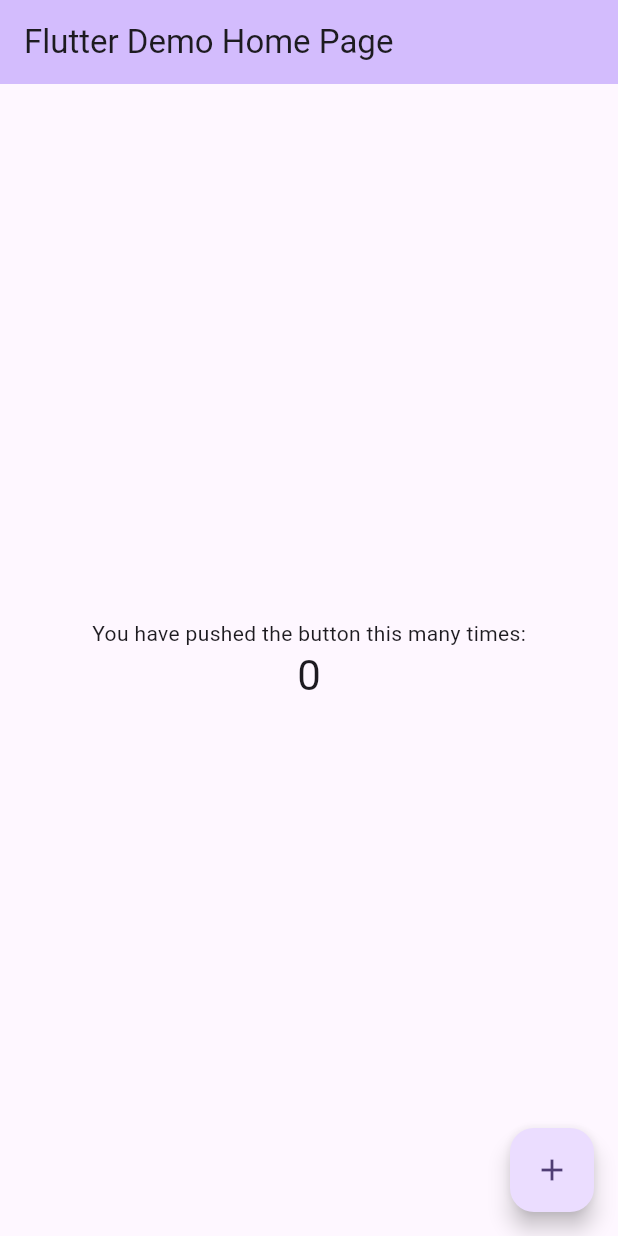
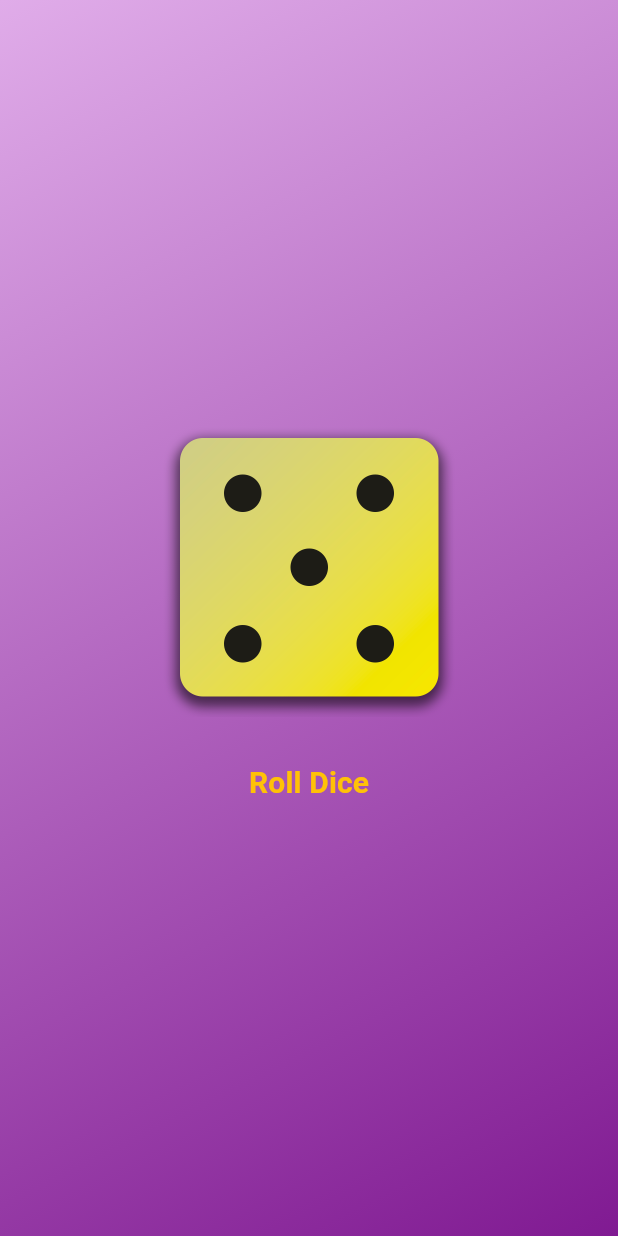
Before and after one commit to Aung-Thu-Hein/flutter_projects, a Flutter app: the screen it shows after launch, on a phone screen of 412 x 824 dp. Run offline on Flutter 3.47's test engine with Material 3 defaults, Android fonts, the phone set to English and light mode, and no system bars.

Commit message:
feat: add dice roller

```diff
--- /dev/null
+++ b/dice_roller/lib/app_container.dart
@@ -0,0 +1,25 @@
+import 'package:dice_roller/dice_roller.dart';
+import 'package:flutter/material.dart';
+
+class AppContainer extends StatelessWidget {
+  const AppContainer({super.key});
+
+  @override
+  Widget build(BuildContext context) {
+    return Container(
+      decoration: BoxDecoration(
+        gradient: LinearGradient(
+          colors: [
+            const Color.fromARGB(255, 224, 172, 233),
+            const Color.fromARGB(255, 128, 26, 146),
+          ],
+          begin: AlignmentGeometry.topLeft,
+          end: AlignmentGeometry.bottomRight,
+        ),
+      ),
+      child: const Center(
+        child: DiceRoller()
+      ),
+    );
+  }
+}
--- /dev/null
+++ b/dice_roller/lib/dice_roller.dart
@@ -0,0 +1,40 @@
+import 'dart:math';
+
+import 'package:flutter/material.dart';
+
+final randomizer = Random();
+
+class DiceRoller extends StatefulWidget {
+  const DiceRoller({super.key});
+
+  @override
+  State<DiceRoller> createState() => _DiceRollerState();
+}
+
+class _DiceRollerState extends State<DiceRoller> {
+  int currentDiceRoll = randomizer.nextInt(6) + 1;
+
+  void rollDice() {
+    setState(() {
+      currentDiceRoll = randomizer.nextInt(6) + 1;
+    });
+  }
+
+  @override
+  Widget build(BuildContext context) {
+    return Column(
+      mainAxisSize: MainAxisSize.min,
+      children: [
+        Image.asset('assets/images/dice-$currentDiceRoll.png', width: 200),
+        const SizedBox(height: 20),
+        TextButton(
+          onPressed: rollDice,
+          child: Text(
+            'Roll Dice',
+            style: TextStyle(fontSize: 20, fontWeight: FontWeight.bold, color: Colors.amber),
+          ),
+        ),
+      ],
+    );
+  }
+}
--- a/dice_roller/lib/main.dart
+++ b/dice_roller/lib/main.dart
@@ -1,122 +1,12 @@
+import 'package:dice_roller/app_container.dart';
 import 'package:flutter/material.dart';
 
 void main() {
-  runApp(const MyApp());
+  runApp(
+    const MaterialApp(
+      home: Scaffold(
+        body: AppContainer()
+      ),
+    ),
+  );
 }
-
-class MyApp extends StatelessWidget {
-  const MyApp({super.key});
-
-  // This widget is the root of your application.
-  @override
-  Widget build(BuildContext context) {
-    return MaterialApp(
-      title: 'Flutter Demo',
-      theme: ThemeData(
-        // This is the theme of your application.
-        //
-        // TRY THIS: Try running your application with "flutter run". You'll see
-        // the application has a purple toolbar. Then, without quitting the app,
-        // try changing the seedColor in the colorScheme below to Colors.green
-        // and then invoke "hot reload" (save your changes or press the "hot
-        // reload" button in a Flutter-supported IDE, or press "r" if you used
-        // the command line to start the app).
-        //
-        // Notice that the counter didn't reset back to zero; the application
-        // state is not lost during the reload. To reset the state, use hot
-        // restart instead.
-        //
-        // This works for code too, not just values: Most code changes can be
-        // tested with just a hot reload.
-        colorScheme: ColorScheme.fromSeed(seedColor: Colors.deepPurple),
-      ),
-      home: const MyHomePage(title: 'Flutter Demo Home Page'),
-    );
-  }
-}
-
-class MyHomePage extends StatefulWidget {
-  const MyHomePage({super.key, required this.title});
-
-  // This widget is the home page of your application. It is stateful, meaning
-  // that it has a State object (defined below) that contains fields that affect
-  // how it looks.
-
-  // This class is the configuration for the state. It holds the values (in this
-  // case the title) provided by the parent (in this case the App widget) and
-  // used by the build method of the State. Fields in a Widget subclass are
-  // always marked "final".
-
-  final String title;
-
-  @override
-  State<MyHomePage> createState() => _MyHomePageState();
-}
-
-class _MyHomePageState extends State<MyHomePage> {
-  int _counter = 0;
-
-  void _incrementCounter() {
-    setState(() {
-      // This call to setState tells the Flutter framework that something has
-      // changed in this State, which causes it to rerun the build method below
-      // so that the display can reflect the updated values. If we changed
-      // _counter without calling setState(), then the build method would not be
-      // called again, and so nothing would appear to happen.
-      _counter++;
-    });
-  }
-
-  @override
-  Widget build(BuildContext context) {
-    // This method is rerun every time setState is called, for instance as done
-    // by the _incrementCounter method above.
-    //
-    // The Flutter framework has been optimized to make rerunning build methods
-    // fast, so that you can just rebuild anything that needs updating rather
-    // than having to individually change instances of widgets.
-    return Scaffold(
-      appBar: AppBar(
-        // TRY THIS: Try changing the color here to a specific color (to
-        // Colors.amber, perhaps?) and trigger a hot reload to see the AppBar
-        // change color while the other colors stay the same.
-        backgroundColor: Theme.of(context).colorScheme.inversePrimary,
-        // Here we take the value from the MyHomePage object that was created by
-        // the App.build method, and use it to set our appbar title.
-        title: Text(widget.title),
-      ),
-      body: Center(
-        // Center is a layout widget. It takes a single child and positions it
-        // in the middle of the parent.
-        child: Column(
-          // Column is also a layout widget. It takes a list of children and
-          // arranges them vertically. By default, it sizes itself to fit its
-          // children horizontally, and tries to be as tall as its parent.
-          //
-          // Column has various properties to control how it sizes itself and
-          // how it positions its children. Here we use mainAxisAlignment to
-          // center the children vertically; the main axis here is the vertical
-          // axis because Columns are vertical (the cross axis would be
-          // horizontal).
-          //
-          // TRY THIS: Invoke "debug painting" (choose the "Toggle Debug Paint"
-          // action in the IDE, or press "p" in the console), to see the
-          // wireframe for each widget.
-          mainAxisAlignment: MainAxisAlignment.center,
-          children: <Widget>[
-            const Text('You have pushed the button this many times:'),
-            Text(
-              '$_counter',
-              style: Theme.of(context).textTheme.headlineMedium,
-            ),
-          ],
-        ),
-      ),
-      floatingActionButton: FloatingActionButton(
-        onPressed: _incrementCounter,
-        tooltip: 'Increment',
-        child: const Icon(Icons.add),
-      ), // This trailing comma makes auto-formatting nicer for build methods.
-    );
-  }
-}
```
Also changed, not shown: dice_roller/pubspec.yaml (+8 -5 lines), dice_roller/assets/images/dice-1.png (added), dice_roller/assets/images/dice-2.png (added), dice_roller/assets/images/dice-3.png (added), dice_roller/assets/images/dice-4.png (added), dice_roller/assets/images/dice-5.png (added), dice_roller/assets/images/dice-6.png (added), 1 other file.
